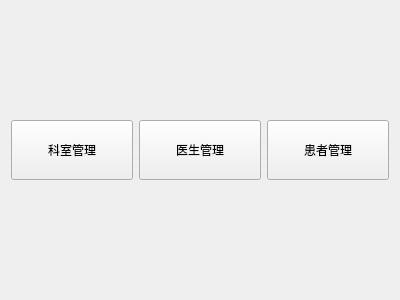
First picture: the form in Lab4/welcomeview.ui, repository Kkinili/test_github, before the edit.
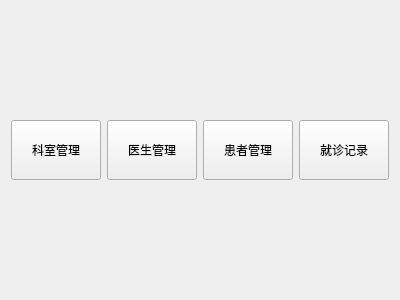
Second picture: the form after the edit.

Commit message: 完成了就诊记录管理的初步设计

Patch:
```diff
--- a/Lab4/welcomeview.ui
+++ b/Lab4/welcomeview.ui
@@ -77,6 +77,19 @@
        </property>
       </widget>
      </item>
+     <item>
+      <widget class="QPushButton" name="btRecord">
+       <property name="minimumSize">
+        <size>
+         <width>40</width>
+         <height>60</height>
+        </size>
+       </property>
+       <property name="text">
+        <string>就诊记录</string>
+       </property>
+      </widget>
+     </item>
     </layout>
    </item>
    <item>
```
The commit also changes 14 other files.
